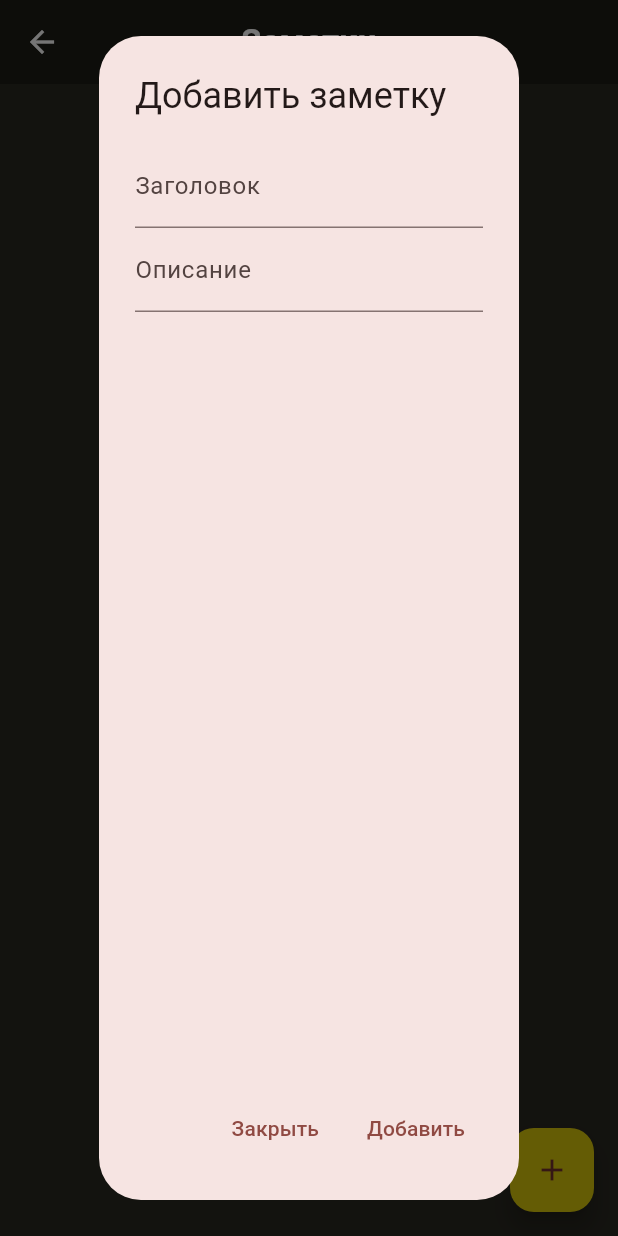
After one commit to Ilya-Chayka99/university_assignment_from_Flutter, a Flutter app: the TodoList screen opened by its route, after a tap on the "add" icon, on a phone screen of 412 x 824 dp. The commit adds this screen. Run offline on Flutter 3.47's test engine with Material 3 defaults, Android fonts, the phone set to English and light mode, and no system bars; our stand-ins replace dio, hive_flutter; accounts and stored records are empty.

Commit message:
Добавил лабу 4 (заметки), не полностью

```diff
--- /dev/null
+++ b/lib/features/task_4/note.dart
@@ -0,0 +1,19 @@
+import 'package:hive_flutter/hive_flutter.dart';
+
+@HiveType(typeId: 0)
+class Note extends HiveObject{
+  @HiveField(0)
+  late String title;
+  @HiveField(1)
+  late String description;
+  @HiveField(2)
+  late DateTime dateTime;
+
+  Note({
+    required this.title,
+    required this.description,
+    required this.dateTime
+  });
+
+
+}
--- /dev/null
+++ b/lib/features/task_4/todoList.dart
@@ -0,0 +1,184 @@
+
+import 'package:flutter/material.dart';
+import 'package:hive_flutter/hive_flutter.dart';
+import 'package:intl/intl.dart';
+import 'package:university_assignment/features/task_4/note.dart';
+
+class TodoList extends StatefulWidget {
+  const TodoList({super.key});
+
+  @override
+  State<TodoList> createState() => _TodoListState();
+}
+
+class _TodoListState extends State<TodoList> {
+  late Box<Note> noteBox;
+
+  @override
+  void initState() {
+    super.initState();
+    noteBox = Hive.box<Note>("note");
+  }
+
+  @override
+  Widget build(BuildContext context) {
+    return Scaffold(
+      resizeToAvoidBottomInset: false,
+      appBar: AppBar(
+        iconTheme: const IconThemeData(color: Color.fromARGB(255, 255, 255, 255)),
+        centerTitle: true,
+        title: const Text("Заметки",style: TextStyle(
+          color: Color.fromARGB(255, 255, 255, 255),
+          fontWeight: FontWeight.w700,
+          ),
+        ),
+        backgroundColor: const Color.fromARGB(255, 29, 28, 22),
+        ),
+      body:ValueListenableBuilder(
+        valueListenable: noteBox.listenable(),
+        builder: (context, Box<Note> box,_) {
+          return ListView.builder(
+            itemCount: box.length,
+            itemBuilder: (context,index){
+            Note note = box.getAt(index)!;
+            return Container(
+              margin: const EdgeInsets.all(10),
+              decoration: BoxDecoration(
+                color: Colors.white,
+                borderRadius: BorderRadius.circular(10),
+              ),
+              child: Dismissible(
+                key: Key(note.dateTime.toString()),
+                direction:DismissDirection.endToStart ,
+                background: Container(
+                  decoration: BoxDecoration(
+                    borderRadius: BorderRadius.circular(10),
+                    color: Colors.redAccent,
+                  ),
+                  alignment: Alignment.centerRight,
+                  padding: const EdgeInsets.symmetric(horizontal:20 ),
+                  child: const Icon(Icons.delete, color: Colors.white,),
+                ),
+                onDismissed:(direction) {
+                  setState(() {
+                    note.delete();
+                  });
+                },
+                child: ListTile(
+                  title: Text("${note.title} - ${DateFormat.yMMMd().add_Hm().format(note.dateTime)}"),
+                  subtitle: Text(note.description),
+                  trailing: IconButton(
+                    icon: const Icon(Icons.mode_edit),
+                    onPressed: () {
+                      _editNoteDialog(context,note);
+                    },
+                  ),
+                ),
+              ),
+            );
+            },
+          );
+        },
+      ),
+      floatingActionButton: FloatingActionButton(
+        onPressed: () {
+          _addNoteDialog(context);
+        },
+        backgroundColor: const Color.fromARGB(255, 219, 201, 10),
+        child: const Icon(Icons.add),
+      ),
+    );
+  }
+
+  void _addNoteDialog(BuildContext context){
+    TextEditingController _titleController = TextEditingController();
+    TextEditingController _descController = TextEditingController();
+
+    showDialog(
+      context: context,
+      builder: (context) => AlertDialog(
+        title: const Text("Добавить заметку"),
+        content: Column(
+          crossAxisAlignment: CrossAxisAlignment.center,
+          children: [
+            TextField(
+              controller: _titleController,
+              decoration: const InputDecoration(labelText: "Заголовок"),
+            ),
+            TextField(
+              maxLines: 3,
+              minLines: 1,
+              controller: _descController,
+              decoration: const InputDecoration(labelText: "Описание"),
+            ),
+          ],
+        ),
+        actions: [
+          TextButton(onPressed: ()=>{
+            Navigator.pop(context)
+          },
+          child: const Text("Закрыть")),
+          TextButton(onPressed: ()=>{
+            _addNode(_titleController.text,_descController.text),
+            Navigator.pop(context)
+          },
+          child: const Text("Добавить"))
+        ],
+      )
+    );
+  }
+
+  void _addNode(String title, String description){
+    if(title.isNotEmpty){
+      noteBox.add(
+        Note(title: title, description: description, dateTime: DateTime.now())
+      );
+    }
+  }
+
+  void _editNoteDialog(BuildContext context,Note note){
+    TextEditingController _titleController = TextEditingController();
+    TextEditingController _descController = TextEditingController();
+    _titleController.text = note.title;
+    _descController.text = note.description;
+
+    showDialog(
+      context: context,
+      builder: (context) => AlertDialog(
+        title: const Text("Редактирование заметки"),
+        content: Column(
+          crossAxisAlignment: CrossAxisAlignment.center,
+          children: [
+            TextField(
+              controller: _titleController,
+              decoration: const InputDecoration(labelText: "Заголовок"),
+            ),
+            TextField(
+              maxLines: 3,
+              minLines: 1,
+              controller: _descController,
+              decoration: const InputDecoration(labelText: "Описание"),
+            ),
+          ],
+        ),
+        actions: [
+          TextButton(onPressed: ()=>{
+            Navigator.pop(context)
+          },
+          child: const Text("Закрыть")),
+          TextButton(onPressed: ()=>{
+            note.title = _titleController.text,
+            note.description = _descController.text,
+            setState(() {
+             noteBox.add(note);
+            }),
+            Navigator.pop(context)
+          },
+          child: const Text("Сохранить"))
+        ],
+      )
+    );
+  }
+
+
+}
--- a/lib/router/router.dart
+++ b/lib/router/router.dart
@@ -1,6 +1,7 @@
 import 'package:university_assignment/features/task_1_form/task_1_form.dart';
 import 'package:university_assignment/features/task_2_calculate/task_2_calculate.dart';
 import 'package:university_assignment/features/task_3_api/task_3_api.dart';
+import 'package:university_assignment/features/task_4/todoList.dart';
 import '../features/task_selection/task_selection.dart';
 
 final routes = {
@@ -10,4 +11,5 @@ final routes = {
         '/task-1-list':(context) => const TaskList(),
         '/task-2':(context) => const TaskCalculate(),
         '/task-3':(context) => const TaskApi(),
+        '/task-4':(context) => const TodoList(),
       };
--- a/pubspec.yaml
+++ b/pubspec.yaml
@@ -14,6 +14,7 @@ dependencies:
     sdk: flutter
   intl: any
   provider: ^6.1.1
+  hive_flutter: any
 
 dev_dependencies:
   flutter_test:
```
Also changed, not shown: lib/features/task_4/noteAdapter.dart (added, +26 -0 lines), lib/main.dart (+8 -1 lines), pubspec.lock, 1 other file.
